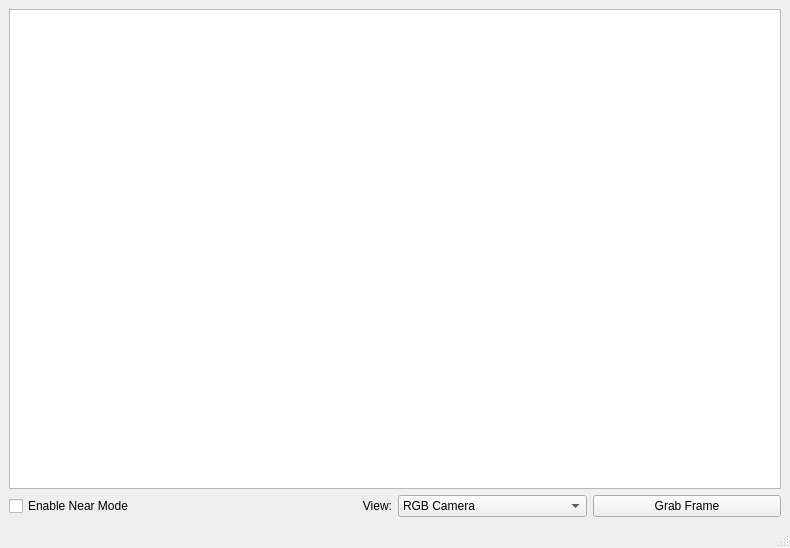
abroun/text_mapping, file apps/windows_kinect_grabber/gui/wkg_main_window.ui: the form before one commit.
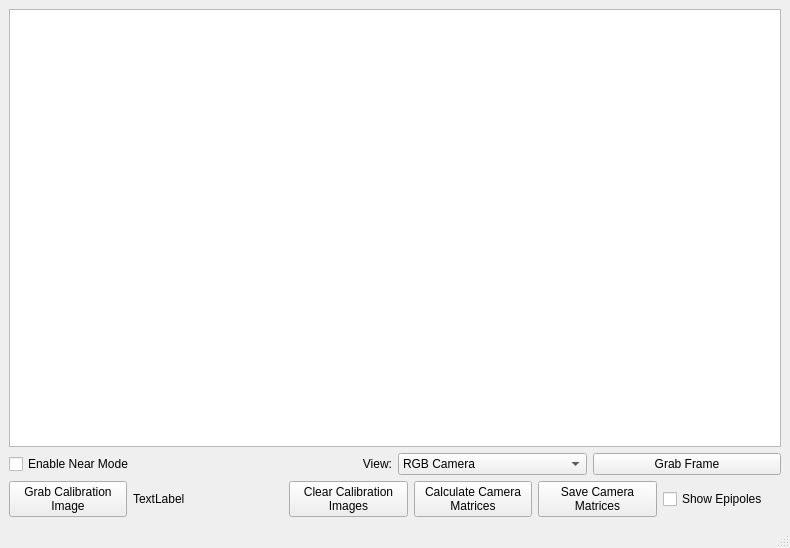
The form after the commit.

Commit message: Added in code to try to extract camera calibration data from the Windows Kinect SDK

Patch:
```diff
--- a/apps/windows_kinect_grabber/gui/wkg_main_window.ui
+++ b/apps/windows_kinect_grabber/gui/wkg_main_window.ui
@@ -70,6 +70,68 @@
       </item>
      </layout>
     </item>
+    <item>
+     <layout class="QHBoxLayout" name="horizontalLayout_2">
+      <item>
+       <widget class="QPushButton" name="btnGrabCalibrationImage">
+        <property name="text">
+         <string>Grab Calibration
+Image</string>
+        </property>
+       </widget>
+      </item>
+      <item>
+       <widget class="QLabel" name="lblNumCalibrationImages">
+        <property name="sizePolicy">
+         <sizepolicy hsizetype="Fixed" vsizetype="Preferred">
+          <horstretch>0</horstretch>
+          <verstretch>0</verstretch>
+         </sizepolicy>
+        </property>
+        <property name="minimumSize">
+         <size>
+          <width>150</width>
+          <height>0</height>
+         </size>
+        </property>
+        <property name="text">
+         <string>TextLabel</string>
+        </property>
+       </widget>
+      </item>
+      <item>
+       <widget class="QPushButton" name="btnClearCalibrationImages">
+        <property name="text">
+         <string>Clear Calibration
+Images</string>
+        </property>
+       </widget>
+      </item>
+      <item>
+       <widget class="QPushButton" name="btnCalculateCameraMatrices">
+        <property name="text">
+         <string>Calculate Camera
+Matrices</string>
+        </property>
+       </widget>
+      </item>
+      <item>
+       <widget class="QPushButton" name="btnSaveCameraMatrices">
+        <property name="text">
+         <string>Save Camera
+Matrices</string>
+        </property>
+       </widget>
+      </item>
+      <item>
+       <widget class="QCheckBox" name="checkShowEpipolarLines">
+        <property name="text">
+         <string>Show Epipoles</string>
+        </property>
+       </widget>
+      </item>
+     </layout>
+    </item>
    </layout>
   </widget>
   <widget class="QMenuBar" name="menubar">
```
The commit also changes 5 other files.
